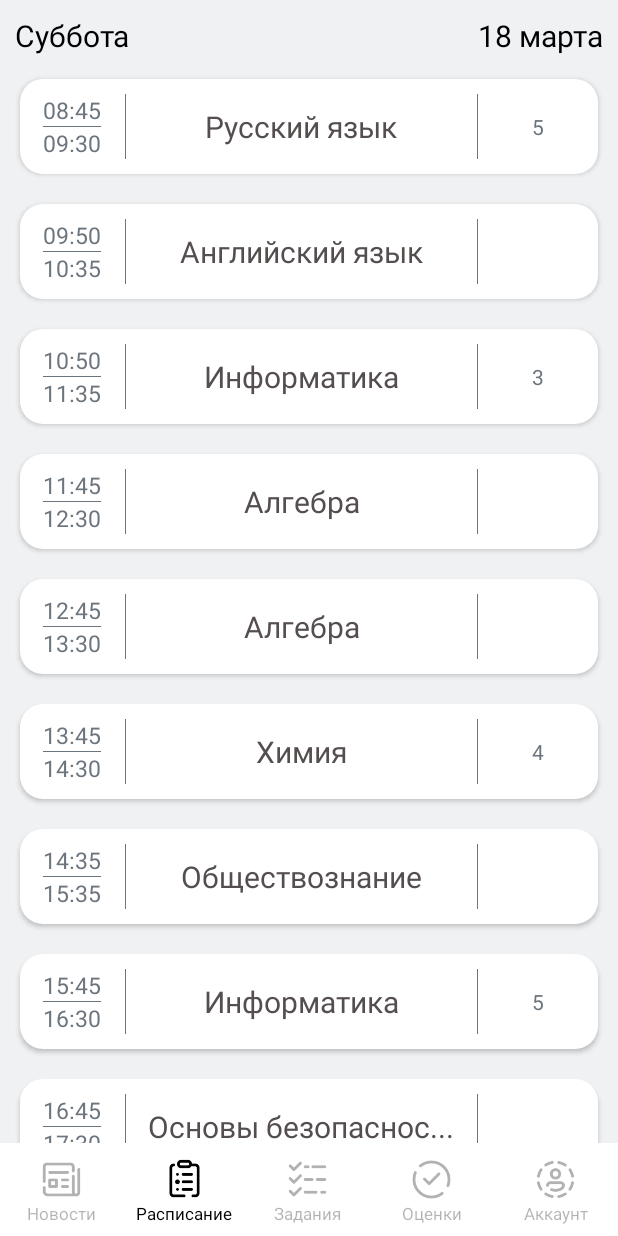
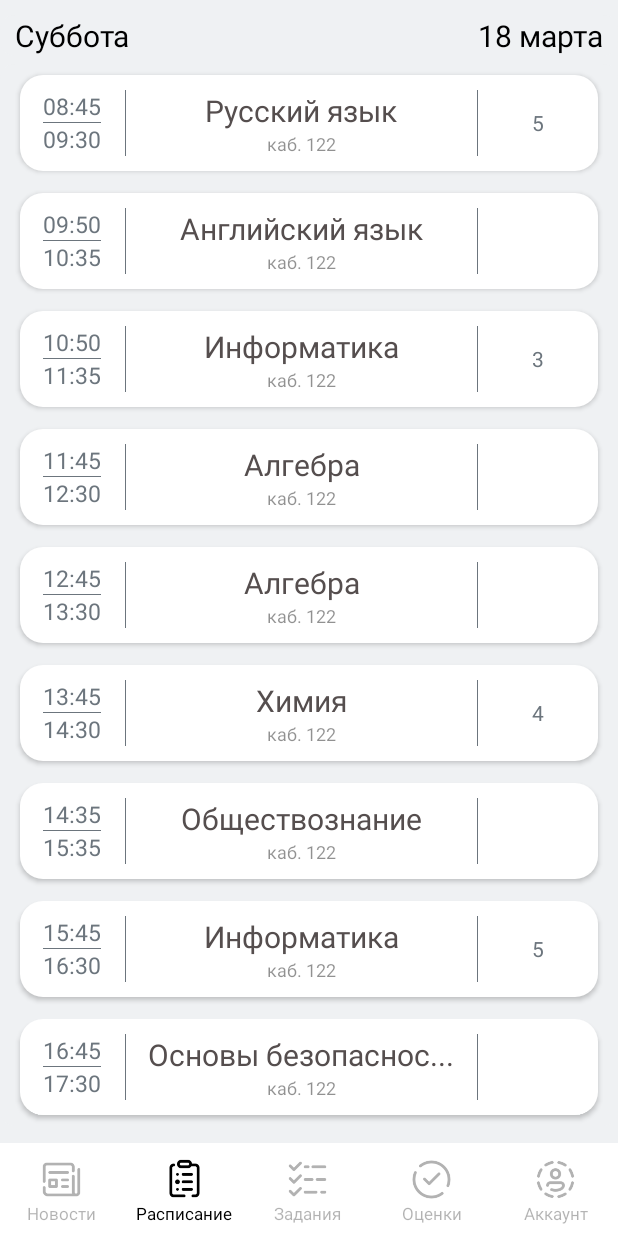
Before and after one commit to draizyyy/SchoolNet, an Android app: the screen it shows after launch (MainActivity), on a phone screen of 412 x 824 dp. Run offline under Robolectric (Android 15) with nearby library versions, the phone set to English and light mode, and no system bars; our stand-ins replace Room's generated code.

Commit message:
16.04.2023 Update

```diff
--- a/app/src/main/java/com/draizyyy/myreportcard/Day.java
+++ b/app/src/main/java/com/draizyyy/myreportcard/Day.java
@@ -2,23 +2,37 @@ package com.draizyyy.myreportcard;
 
 import android.util.Log;
 
+import androidx.annotation.NonNull;
+import androidx.room.ColumnInfo;
+import androidx.room.Embedded;
 import androidx.room.Entity;
+import androidx.room.Ignore;
 import androidx.room.PrimaryKey;
+
+import org.jetbrains.annotations.NotNull;
 
 import java.util.List;
 
 @Entity
 public class Day {
-    @PrimaryKey String day_name;
-    private List<Lesson> LessonsList;
-    private String dateOfDay;
+    @PrimaryKey
+    public int id;
+    @ColumnInfo(name = "Day name")
+    @NotNull
+    public String day_name;
+    @Ignore
+    public List<Lesson> LessonsList;
+    @ColumnInfo(name = "Date of day")
+    @NotNull
+    public String dateOfDay;
 
-    public Day(String day_name, List<Lesson> LessonsList) {
+    @Ignore
+    public Day(@NonNull String day_name, List<Lesson> LessonsList) {
         this.day_name = day_name;
         this.LessonsList = LessonsList;
         this.dateOfDay = getDate(day_name);
     }
-    public Day(String day_name, List<Lesson> LessonsList, String dateOfDay) {
+    public Day(@NonNull String day_name, List<Lesson> LessonsList, @NonNull String dateOfDay) {
         this.day_name = day_name;
         this.LessonsList = LessonsList;
         this.dateOfDay = dateOfDay;
@@ -85,7 +99,7 @@ public class Day {
         this.dateOfDay = date;
     }
 
-    public void setDay_name(String day_name) {
+    public void setDay_name(@NonNull String day_name) {
         this.day_name = day_name;
     }
 
--- /dev/null
+++ b/app/src/main/java/com/draizyyy/myreportcard/DayDatabase.java
@@ -0,0 +1,11 @@
+package com.draizyyy.myreportcard;
+
+import androidx.room.Database;
+import androidx.room.RoomDatabase;
+import androidx.room.TypeConverters;
+
+@Database(entities = {Day.class}, version = 1)
+public abstract class DayDatabase extends RoomDatabase {
+    public static final String NAME = "Days";
+    public abstract DayDao dayDao();
+}
--- a/app/src/main/java/com/draizyyy/myreportcard/Lesson.java
+++ b/app/src/main/java/com/draizyyy/myreportcard/Lesson.java
@@ -1,16 +1,34 @@
 package com.draizyyy.myreportcard;
 
+import androidx.annotation.NonNull;
+import androidx.room.ColumnInfo;
+import androidx.room.Entity;
+import androidx.room.PrimaryKey;
+
+import org.jetbrains.annotations.NotNull;
+
+@Entity
 public class Lesson {
-    private String name;
-    private String start_time;
-    private String finish_time;
-    private String grade;
+    @PrimaryKey
+    public int id;
+    public int dayId;
+    @ColumnInfo(name = "Lesson name")
+    @NotNull
+    public String name;
+    @ColumnInfo(name = "Start time")
+    @NotNull
+    public String start_time;
+    @ColumnInfo(name = "End time")
+    @NotNull
+    public String finish_time;
+    @ColumnInfo(name = "grade")
+    public String grade;
 
     public Lesson(String name, String start_time, String finish_time) {
         this(name, start_time, finish_time, "");
     }
 
-    public Lesson(String name, String start_time, String finish_time, String grade) {
+    public Lesson(@NonNull String name, @NonNull String start_time, @NonNull String finish_time, String grade) {
         this.name = name;
         this.start_time = start_time;
         this.finish_time = finish_time;
@@ -33,7 +51,7 @@ public class Lesson {
         return start_time;
     }
 
-    public void setFinish_time(String finish_time) {
+    public void setFinish_time(@NonNull String finish_time) {
         this.finish_time = finish_time;
     }
 
@@ -41,11 +59,11 @@ public class Lesson {
         this.grade = grade;
     }
 
-    public void setName(String name) {
+    public void setName(@NonNull String name) {
         this.name = name;
     }
 
-    public void setStart_time(String start_time) {
+    public void setStart_time(@NonNull String start_time) {
         this.start_time = start_time;
     }
 
--- a/app/src/main/java/com/draizyyy/myreportcard/MainActivity.java
+++ b/app/src/main/java/com/draizyyy/myreportcard/MainActivity.java
@@ -4,6 +4,9 @@ import androidx.appcompat.app.AppCompatActivity;
 import androidx.fragment.app.Fragment;
 import androidx.fragment.app.FragmentManager;
 import androidx.fragment.app.FragmentTransaction;
+import androidx.room.Room;
+
+import com.draizyyy.myreportcard.DayDatabase;
 
 import android.os.Bundle;
 import android.view.View;
@@ -15,12 +18,18 @@ import com.draizyyy.myreportcard.databinding.ActivityTimetableBinding;
 
 
 public class MainActivity extends AppCompatActivity {
+    private static MainActivity instance;
+    DayDatabase db;
     private ActivityMainBinding binding;
     private final FragmentManager fragmentManager = getSupportFragmentManager();
 
     @Override
     protected void onCreate(Bundle savedInstanceState) {
         super.onCreate(savedInstanceState);
+        instance = this;
+        db = Room.databaseBuilder(getApplicationContext(), DayDatabase.class, "data-database")
+                .allowMainThreadQueries()
+                .build();
         binding = ActivityMainBinding.inflate(getLayoutInflater());
 
 //        supportRequestWindowFeature(Window.FEATURE_NO_TITLE);
@@ -63,6 +72,9 @@ public class MainActivity extends AppCompatActivity {
         });
 
     }
+    public DayDatabase getDatabaseInstance() {
+        return db;
+    }
     private void setAlphaToDefault() {
         binding.settingsButton.setAlpha((float) 0.3);
         binding.newsButton.setAlpha((float) 0.3);
--- a/app/src/main/res/layout/day_lesson.xml
+++ b/app/src/main/res/layout/day_lesson.xml
@@ -1,8 +1,8 @@
 <?xml version="1.0" encoding="utf-8"?>
 <LinearLayout xmlns:android="http://schemas.android.com/apk/res/android"
     android:paddingVertical="10dp"
-    android:layout_marginTop="10dp"
-    android:layout_marginBottom="10dp"
+    android:layout_marginTop="7dp"
+    android:layout_marginBottom="7dp"
     android:layout_marginRight="3dp"
     android:layout_marginLeft="3dp"
     android:layout_width="match_parent"
@@ -64,18 +64,26 @@
         android:layout_height="match_parent"
         android:layout_weight="2"
         android:background="@color/lesson_background">
-
         <TextView
             android:gravity="center_horizontal"
             android:id="@+id/name_of_lesson"
             android:layout_width="wrap_content"
             android:layout_height="wrap_content"
             android:layout_centerHorizontal="true"
-            android:layout_centerVertical="true"
             android:textSize="20sp"
             android:textColor="@color/firstly_text_color"
             android:transitionName="sharedItemView"
             android:text="Ещё текст" />
+        <TextView
+            android:id="@+id/number_of_class"
+            android:layout_width="wrap_content"
+            android:layout_height="wrap_content"
+            android:layout_below="@id/name_of_lesson"
+            android:alpha="0.8"
+            android:textSize="12sp"
+            android:text="каб. 122"
+            android:layout_centerHorizontal="true" >
+        </TextView>
     </RelativeLayout>
 
     <TextView
```
Also changed, not shown: app/src/main/java/com/draizyyy/myreportcard/Converters.java (added, +21 -0 lines), app/src/main/java/com/draizyyy/myreportcard/DayDatabaseApplication.java (added, +27 -0 lines), app/src/main/java/com/draizyyy/myreportcard/DayWithLessons.java (added, +14 -0 lines).
